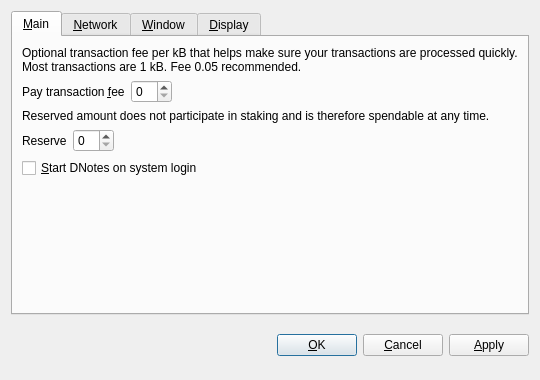
Before: the Qt Designer form src/qt/forms/optionsdialog.ui in DNotesCoin/DNotes2.0, drawn with Qt 5.
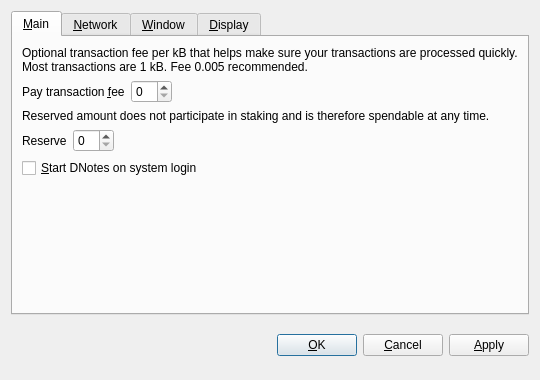
After: the same form once the commit is applied. Custom widgets are drawn as their Qt base class.

Commit message: - updating recommended fee to .005 - updating build number to 2.0.0.0 - updating data directory to dnotes2, to allow dnotes classic and dnotes 2 clients to run side by side - updating some chain parameters for testing.

```diff
--- a/src/qt/forms/optionsdialog.ui
+++ b/src/qt/forms/optionsdialog.ui
@@ -33,7 +33,7 @@
        <item>
         <widget class="QLabel" name="transactionFeeInfoLabel">
          <property name="text">
-          <string>Optional transaction fee per kB that helps make sure your transactions are processed quickly. Most transactions are 1 kB. Fee 0.05 recommended.</string>
+          <string>Optional transaction fee per kB that helps make sure your transactions are processed quickly. Most transactions are 1 kB. Fee 0.005 recommended.</string>
          </property>
          <property name="textFormat">
           <enum>Qt::PlainText</enum>
```
The commit also changes 75 other files.
